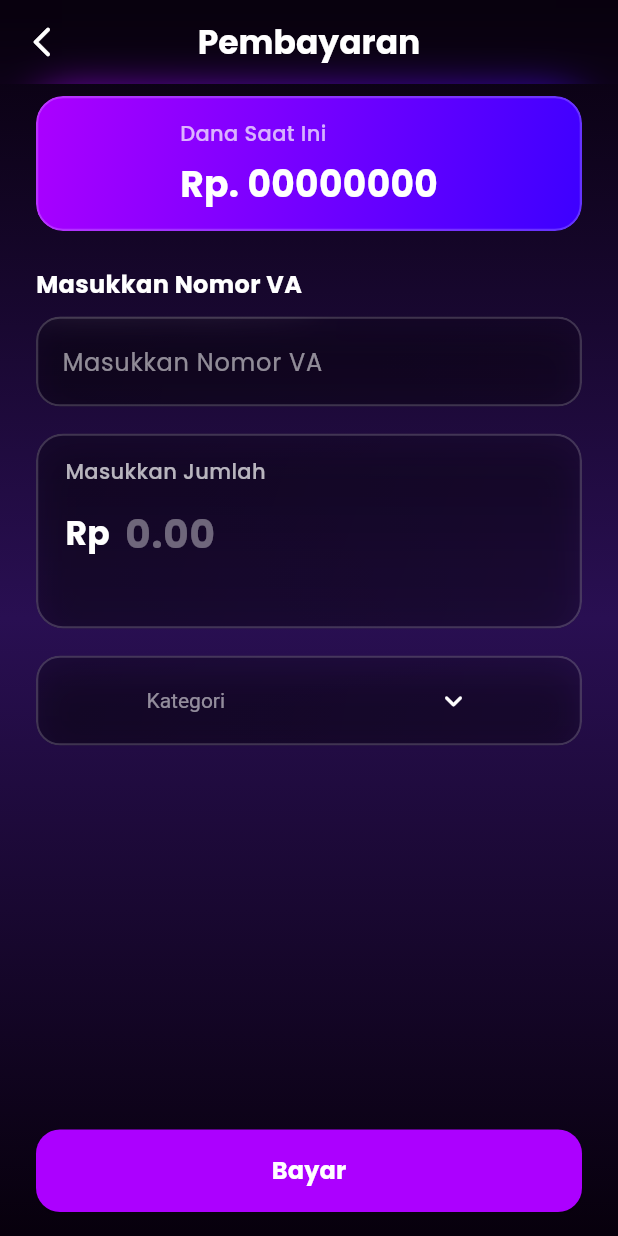
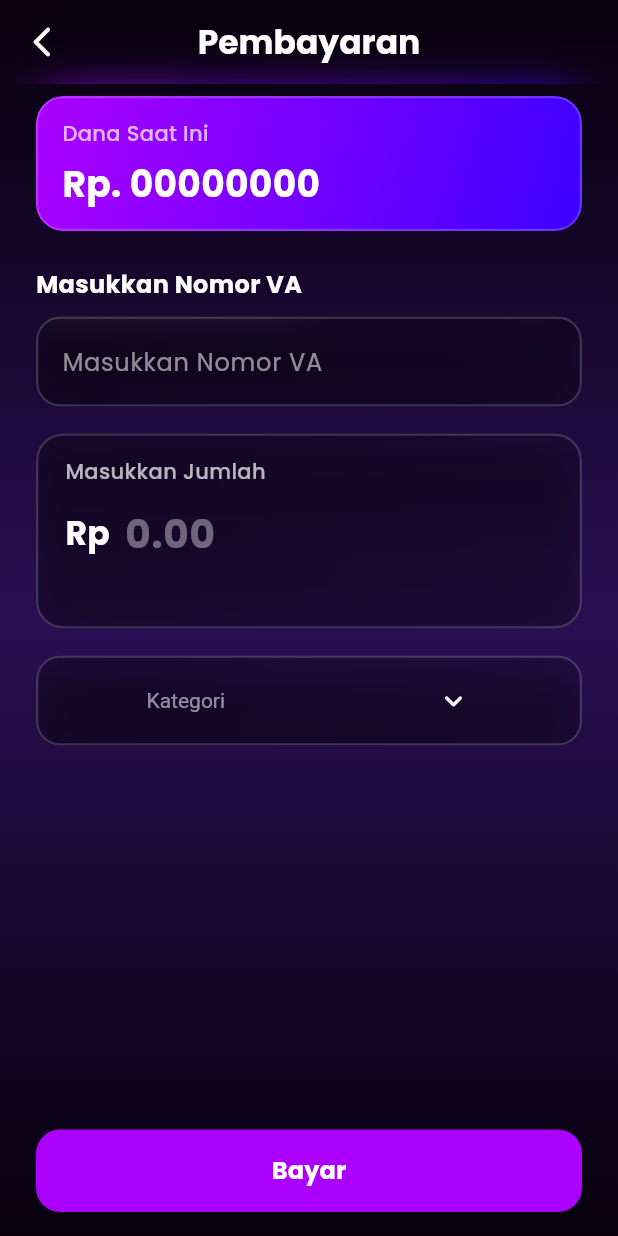
Before and after one commit to Wrrynn/4RT05, a Flutter app: the PaymentPage screen opened by its route, on a phone screen of 412 x 824 dp. Run offline on Flutter 3.47's test engine with Material 3 defaults, Android fonts, the phone set to English and light mode, and no system bars; our stand-ins replace curved_navigation_bar, supabase_flutter; accounts and stored records are empty.

Commit message:
Merapihkan tpo up, payment, dan send bagian balancedcard

```diff
--- a/lib/pages/payment.dart
+++ b/lib/pages/payment.dart
@@ -133,6 +133,8 @@ class _PaymentPageState extends State<PaymentPage> {
       ],
     ),
     padding: const EdgeInsets.symmetric(horizontal: 16, vertical: 12),
+    child: Align(
+      alignment: Alignment.centerLeft,
       child: Column(
         crossAxisAlignment: CrossAxisAlignment.start,
         mainAxisAlignment: MainAxisAlignment.center,
@@ -156,8 +158,10 @@ class _PaymentPageState extends State<PaymentPage> {
           ),
         ],
       ),
+    ),
   );
 }
+
 
   // ---------------- FIELD VA ----------------
 
--- a/lib/pages/send.dart
+++ b/lib/pages/send.dart
@@ -134,6 +134,8 @@ class _SendMoneyPageState extends State<SendMoneyPage> {
         ],
       ),
       padding: const EdgeInsets.symmetric(horizontal: 16, vertical: 12),
+      child: Align(
+        alignment: Alignment.centerLeft,
       child: Column(
         crossAxisAlignment: CrossAxisAlignment.start,
         mainAxisAlignment: MainAxisAlignment.center,
@@ -157,6 +159,7 @@ class _SendMoneyPageState extends State<SendMoneyPage> {
           ),
         ],
       ),
+      )
     );
   }
 
--- a/lib/pages/topup.dart
+++ b/lib/pages/topup.dart
@@ -108,6 +108,8 @@ class _TopUpPageState extends State<TopUpPage> {
         ],
       ),
       padding: const EdgeInsets.symmetric(horizontal: 16, vertical: 12),
+      child: Align(
+        alignment: Alignment.centerLeft, // ✅ paksa konten ke kiri
       child: Column(
         crossAxisAlignment: CrossAxisAlignment.start,
         mainAxisAlignment: MainAxisAlignment.center,
@@ -131,6 +133,8 @@ class _TopUpPageState extends State<TopUpPage> {
           ),
         ],
       ),
+      )
+
     );
   }
 
```
Lines whose indentation alone changed are shown as unchanged.
